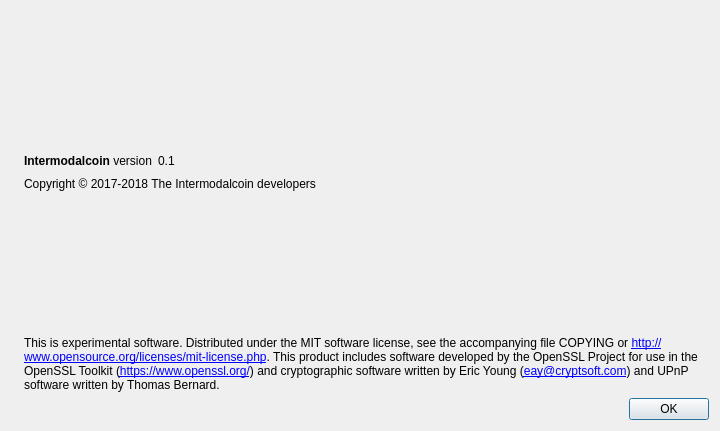
First picture: the form in src/qt/forms/aboutdialog.ui, repository Intermodalcoin/Intermodal-Coin, before the edit.
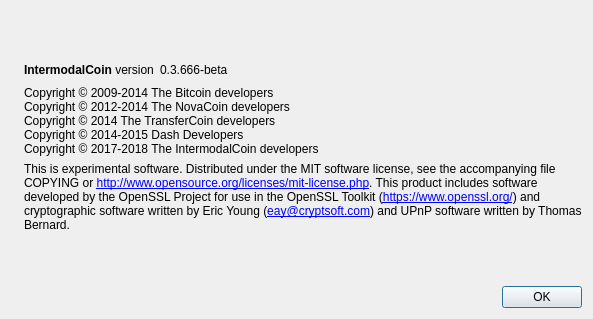
Second picture: the form after the edit. Icons and pictures are not drawn.

What changed in the file:
```diff
--- a/src/qt/forms/aboutdialog.ui
+++ b/src/qt/forms/aboutdialog.ui
@@ -6,8 +6,8 @@
    <rect>
     <x>0</x>
     <y>0</y>
-    <width>720</width>
-    <height>431</height>
+    <width>593</width>
+    <height>319</height>
    </rect>
   </property>
   <property name="windowTitle">
@@ -50,7 +50,7 @@
           <cursorShape>IBeamCursor</cursorShape>
          </property>
          <property name="text">
-          <string>&lt;b&gt;Intermodalcoin&lt;/b&gt; version</string>
+          <string>&lt;b&gt;IntermodalCoin&lt;/b&gt; version</string>
          </property>
          <property name="textInteractionFlags">
           <set>Qt::LinksAccessibleByMouse|Qt::TextSelectableByKeyboard|Qt::TextSelectableByMouse</set>
@@ -63,7 +63,7 @@
           <cursorShape>IBeamCursor</cursorShape>
          </property>
          <property name="text">
-          <string notr="true">0.1</string>
+          <string notr="true">0.3.666-beta</string>
          </property>
          <property name="textInteractionFlags">
           <set>Qt::LinksAccessibleByMouse|Qt::TextSelectableByKeyboard|Qt::TextSelectableByMouse</set>
@@ -91,26 +91,17 @@
         <cursorShape>IBeamCursor</cursorShape>
        </property>
        <property name="text">
-        <string>Copyright © 2017-2018 The Intermodalcoin developers</string>
+        <string>Copyright © 2009-2014 The Bitcoin developers
+Copyright © 2012-2014 The NovaCoin developers
+Copyright © 2014 The TransferCoin developers
+Copyright © 2014-2015 Dash Developers
+Copyright © 2017-2018 The IntermodalCoin developers</string>
        </property>
        <property name="textInteractionFlags">
         <set>Qt::LinksAccessibleByMouse|Qt::TextSelectableByKeyboard|Qt::TextSelectableByMouse</set>
        </property>
       </widget>
      </item>
-     <item>
-      <spacer name="verticalSpacer">
-       <property name="orientation">
-        <enum>Qt::Vertical</enum>
-       </property>
-       <property name="sizeHint" stdset="0">
-        <size>
-         <width>20</width>
-         <height>40</height>
-        </size>
-       </property>
-      </spacer>
-     </item>
      <item>
       <widget class="QLabel" name="label_2">
        <property name="cursor">
@@ -135,6 +126,19 @@
        </property>
       </widget>
      </item>
+     <item>
+      <spacer name="verticalSpacer">
+       <property name="orientation">
+        <enum>Qt::Vertical</enum>
+       </property>
+       <property name="sizeHint" stdset="0">
+        <size>
+         <width>20</width>
+         <height>40</height>
+        </size>
+       </property>
+      </spacer>
+     </item>
      <item>
       <widget class="QDialogButtonBox" name="buttonBox">
        <property name="orientation">
```
Left out of the diff: 2 changed lines with no effect on the pictures.
